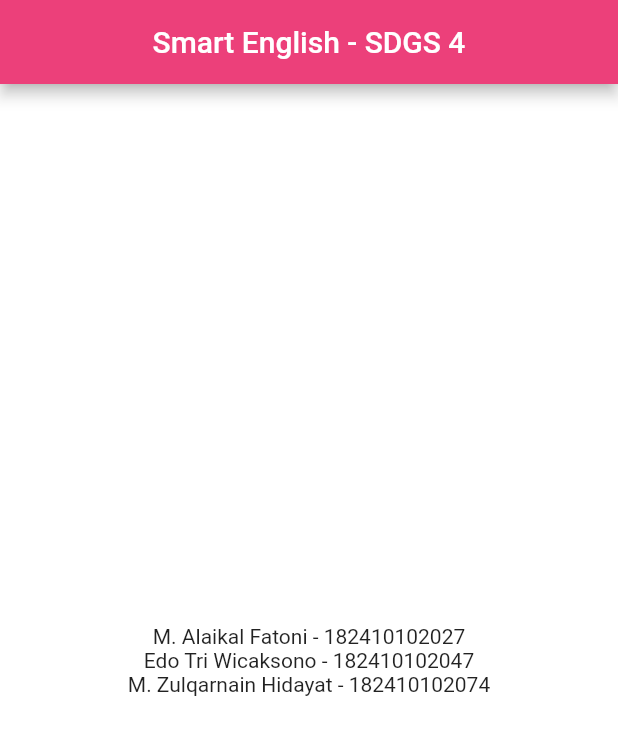
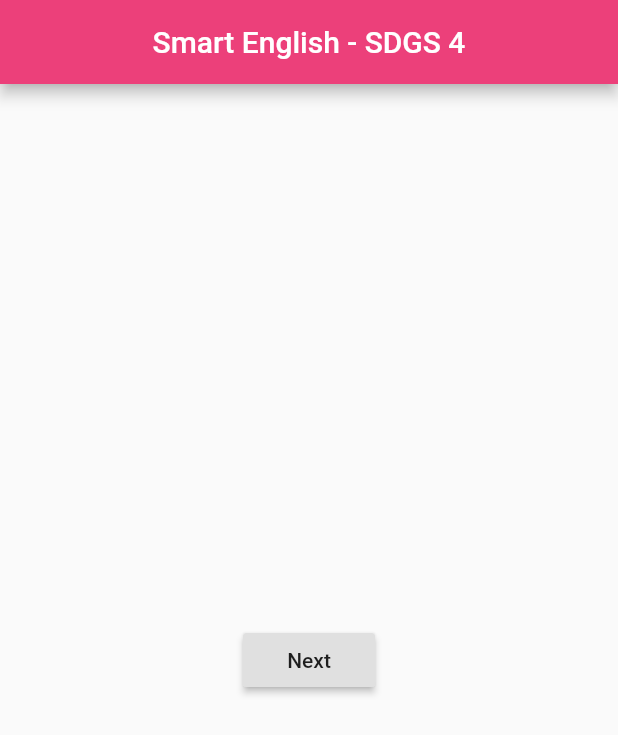
Before and after one commit to Byxbee/kelompok_4, a Flutter app: the screen it shows after launch, on a phone screen of 412 x 824 dp. Shown: the top 735 px of the screen. Run offline on Flutter 3.47's test engine with Material 2 defaults, Android fonts, the phone set to English and light mode, and no system bars.

```diff
--- a/lib/main.dart
+++ b/lib/main.dart
@@ -11,43 +11,46 @@ class MyApp extends StatelessWidget {
     return MaterialApp(
       // mengembalikan materialapp yang berisi data data material design
       debugShowCheckedModeBanner: false, // menghapus logo debug
-      home: MyHomePage(),
+      home: Page1(),
     );
   }
 }
 
-///init
-//edo
-//hallo
-class MyHomePage extends StatelessWidget {
-  //class homepage turunan dari class statelesswidget
-  MyHomePage({Key key}) : super(key: key);
-
-  @override // penggunaan nama class yg sama
+class Page1 extends StatelessWidget {
+  @override
   Widget build(BuildContext context) {
     return Scaffold(
-      //mengembalikan scaffold yg berisi widget
       appBar: AppBar(
-        //didalamnya terdapat properti tittle
-        backgroundColor: Colors.pink[400], // style warna pada appbar
-        title: Text('Smart English - SDGS 4'), //tittle pada appbar
-        centerTitle: true, // penempatan teks pada appbar
+        title: Text('Smart English - SDGS 4'),
+        backgroundColor: Colors.pink[400],
+        centerTitle: true,
       ),
-      backgroundColor: Colors.white, // style body
       body: Center(
-        //body berada di tengah
-        child: Column(
-          mainAxisAlignment:
-              MainAxisAlignment.center, //penempatan teks pada tengah body
-          children: <Widget>[
-            Text(
-              'M. Alaikal Fatoni - 182410102027',
-            ),
-            Text('Edo Tri Wicaksono - 182410102047'),
-            Text('M. Zulqarnain Hidayat - 182410102074'),
-          ],
-        ),
-      ),
+          child: RaisedButton(
+              child: Text('Next'),
+              onPressed: () {
+                Navigator.of(context)
+                    .push(MaterialPageRoute(builder: (context) => Page2()));
+              })),
     );
   }
 }
+
+class Page2 extends StatelessWidget {
+  @override
+  Widget build(BuildContext context) {
+    return Scaffold(
+      appBar: AppBar(
+        title: Text('Smart English - SDGS 4'),
+        backgroundColor: Colors.pink[400],
+        centerTitle: true,
+      ),
+      body: Center(
+          child: RaisedButton(
+              child: Text('Back'),
+              onPressed: () {
+                Navigator.of(context).pop();
+              })),
+    );
+  }
+}
```
